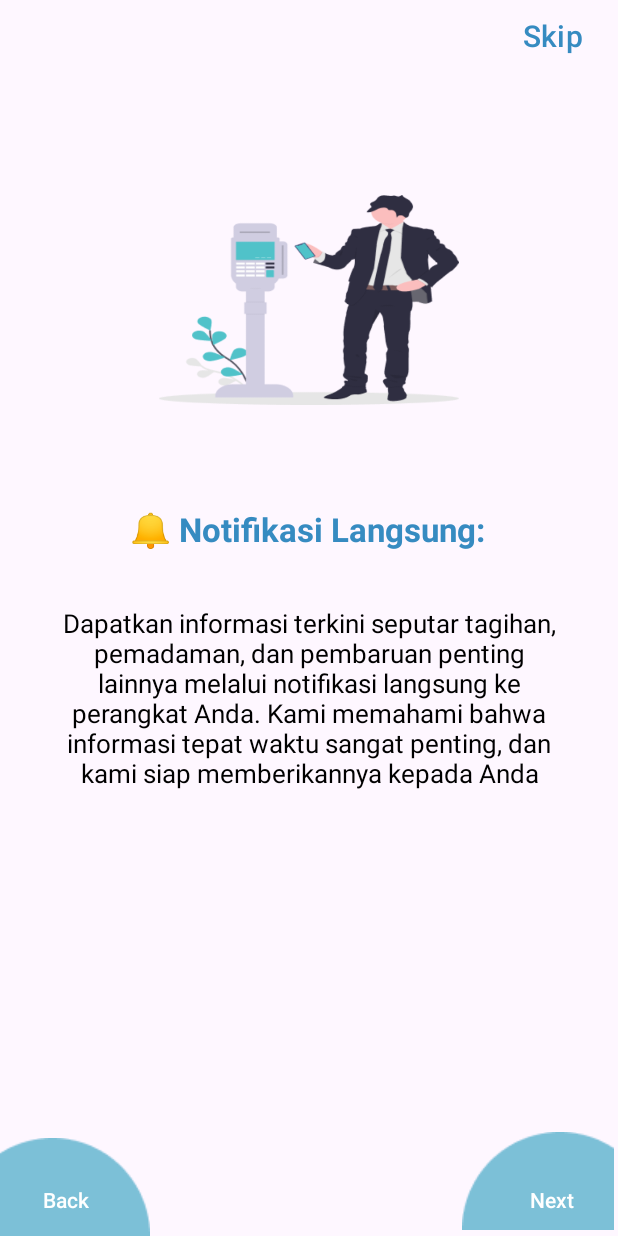
After one commit to hafidzalhakim/ProjectMobile_Kelompok5_3SIB, an Android app: the layout activity_onboarding4.xml on its own in the app's theme, with its tools: preview values and no code run, on a phone screen of 412 x 824 dp. The commit adds this screen. Run offline under Robolectric (Android 15) with nearby library versions, the phone set to English and light mode, and no system bars.

Commit message:
Perbaruan Pada Onboarding

```diff
--- a/app/src/main/res/drawable/adittext_border.xml
+++ b/app/src/main/res/drawable/adittext_border.xml
@@ -3,7 +3,7 @@
     android:shape="rectangle">
 
     <stroke
-        android:color="@color/blue"
+        android:color="@color/active"
         android:width="2dp"/>
 
     <corners
--- /dev/null
+++ b/app/src/main/res/layout/activity_onboarding4.xml
@@ -0,0 +1,95 @@
+<?xml version="1.0" encoding="utf-8"?>
+<androidx.constraintlayout.widget.ConstraintLayout
+    xmlns:android="http://schemas.android.com/apk/res/android"
+    xmlns:app="http://schemas.android.com/apk/res-auto"
+    xmlns:tools="http://schemas.android.com/tools"
+    android:layout_width="match_parent"
+    android:layout_height="match_parent"
+    tools:context=".OnboardingActivity1">
+
+    <Button
+        android:id="@+id/skipButton"
+        android:layout_width="wrap_content"
+        android:layout_height="wrap_content"
+        android:background="#00000000"
+        android:text="@string/skip"
+        android:textColor="@color/buttontext"
+        android:textSize="20sp"
+        app:layout_constraintEnd_toEndOf="parent"
+        app:layout_constraintTop_toTopOf="parent"/>
+
+    <ImageView
+        android:id="@+id/imageView"
+        android:layout_width="200dp"
+        android:layout_height="200dp"
+        android:layout_marginTop="100dp"
+        android:src="@drawable/image4"
+        app:layout_constraintEnd_toEndOf="parent"
+        app:layout_constraintStart_toStartOf="parent"
+        app:layout_constraintTop_toTopOf="parent"/>
+
+    <TextView
+        android:id="@+id/textView"
+        android:layout_width="wrap_content"
+        android:layout_height="wrap_content"
+        android:layout_marginTop="38dp"
+        android:text="@string/heading_fourth"
+        android:textColor="@color/active"
+        android:textSize="22sp"
+        android:textStyle="bold"
+        app:layout_constraintEnd_toEndOf="parent"
+        app:layout_constraintHorizontal_bias="0.498"
+        app:layout_constraintStart_toStartOf="parent"
+        app:layout_constraintTop_toBottomOf="@+id/imageView" />
+
+    <TextView
+        android:id="@+id/textView2"
+        android:layout_width="340dp"
+        android:layout_height="wrap_content"
+        android:layout_marginTop="36dp"
+        android:textAlignment="center"
+        android:text="@string/desc_fourth"
+        android:textColor="@color/black"
+        android:textSize="17sp"
+        app:layout_constraintEnd_toEndOf="parent"
+        app:layout_constraintStart_toStartOf="parent"
+        app:layout_constraintTop_toBottomOf="@+id/textView" />
+
+    <ImageView
+        android:id="@+id/ellipse1"
+        android:layout_width="wrap_content"
+        android:layout_height="wrap_content"
+        android:src="@drawable/ellipse1"
+        app:layout_constraintBottom_toBottomOf="parent"
+        app:layout_constraintStart_toStartOf="parent"/>
+
+    <ImageView
+        android:id="@+id/ellipse2"
+        android:layout_width="wrap_content"
+        android:layout_height="wrap_content"
+        android:layout_marginStart="308dp"
+        android:layout_marginBottom="4dp"
+        android:src="@drawable/ellipse2"
+        app:layout_constraintBottom_toBottomOf="parent"
+        app:layout_constraintStart_toStartOf="parent" />
+
+    <Button
+        android:id="@+id/backBtn"
+        android:layout_width="wrap_content"
+        android:layout_height="wrap_content"
+        android:background="#00000000"
+        android:text="@string/back"
+        app:layout_constraintBottom_toBottomOf="parent"
+        app:layout_constraintStart_toStartOf="parent"/>
+
+    <Button
+        android:id="@+id/nextBtn"
+        android:layout_width="wrap_content"
+        android:layout_height="wrap_content"
+        android:background="#00000000"
+        android:text="@string/next"
+        app:layout_constraintBottom_toBottomOf="parent"
+        app:layout_constraintEnd_toEndOf="parent"/>
+
+
+</androidx.constraintlayout.widget.ConstraintLayout>
--- a/app/src/main/res/values/strings.xml
+++ b/app/src/main/res/values/strings.xml
@@ -3,6 +3,7 @@
     <string name="skip">Skip</string>
     <string name="back">Back</string>
     <string name="next">Next</string>
+    <string name="clearwell">ClearWell</string>
 
     //Headings
     <string name="heading_one">🚿 Selamat Datang!</string>
```
Also changed, not shown: app/src/main/AndroidManifest.xml (+12 -0 lines), app/src/main/java/com/example/onboarding/OnboardingActivity1.kt (added, +8 -0 lines), app/src/main/java/com/example/onboarding/OnboardingActivity2.kt (added, +9 -0 lines), app/src/main/java/com/example/onboarding/ViewPagerAdapter.java (+7 -1 lines), app/src/main/res/layout/activity_onboarding1.xml (added, +94 -0 lines), app/src/main/res/layout/slider_layout.xml (deleted, +0 -38 lines).
